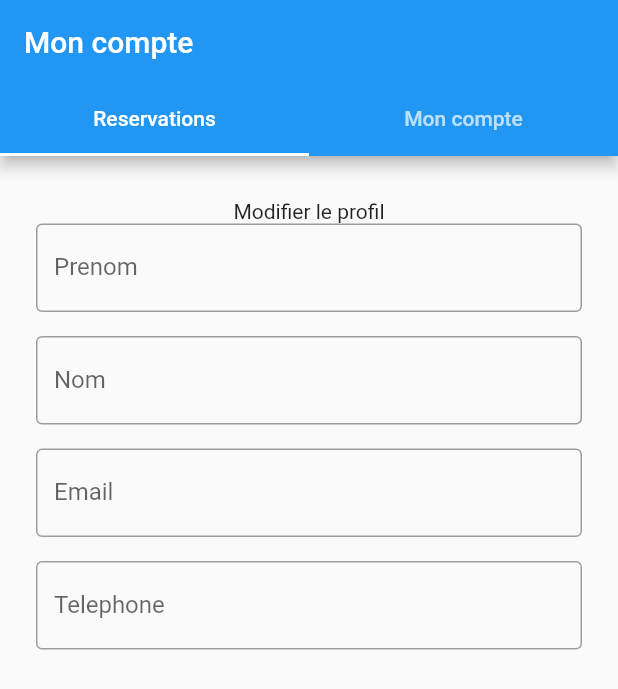
After one commit to therealfals/flutter_nativys, a Flutter app: the screen it shows after launch, item 2 of the bottom bar chosen, on a phone screen of 412 x 824 dp. The commit adds this screen. Shown: the top 689 px of the screen. Run offline on Flutter 3.47's test engine with Material 2 defaults, Android fonts, the phone set to English and light mode, and no system bars; our stand-ins replace dio, simple_animations; missing offline and left inert: flutter_session.

Commit message:
my account

```diff
--- a/lib/form_screen.dart
+++ b/lib/form_screen.dart
@@ -343,7 +343,7 @@ class FormScreenRegisterState extends StatelessWidget {
 
   void register(email, password, phone, prenom, nom, password_confirm) async {
     // SharedPreferences prefs = await SharedPreferences.getInstance();
-    String _path = 'https://api.nativys.com/api/v1/login';
+    String _path = 'https://api.nativys.com/api/v1/signup-client';
 
     var params = {
       "prenom": prenom,
@@ -364,7 +364,9 @@ class FormScreenRegisterState extends StatelessWidget {
               return status <= 500;
             }),
         data: params);
+    print(params);
     print(response);
+
     if (response.statusCode == 201) {
       //  print(response.toString());
       //    var roken = response.data as String;
--- a/lib/home_appli.dart
+++ b/lib/home_appli.dart
@@ -156,7 +156,10 @@ class HomeAppliState extends State<HomeAppli> {
     selectedItemColor: Colors.amber[800],
     onTap: (index){
             switch(index){
-              case 2:
+              case 1:
+                Navigator.pushNamed(context, '/my-account');
+                break;
+                case 2:
                 Navigator.pushNamed(context, '/login');
                 break;
             }
--- a/lib/main.dart
+++ b/lib/main.dart
@@ -3,6 +3,7 @@ import 'package:flutter/material.dart';
 
 import 'form_screen.dart';
 import 'home_appli.dart';
+import 'my_account.dart';
 
 void main() => runApp(MyApp());
 class MyApp extends StatelessWidget{
@@ -10,7 +11,8 @@ class MyApp extends StatelessWidget{
   Widget build(BuildContext context) {
    return MaterialApp(
      routes: {
-       '/login':(context)=>FormScreen()
+       '/login':(context)=>FormScreen(),
+       '/my-account':(context)=>MyAccount()
      },
      title: 'Coding with babs',
      theme: ThemeData(
--- /dev/null
+++ b/lib/my_account.dart
@@ -0,0 +1,322 @@
+import 'package:flutter/cupertino.dart';
+import 'package:flutter/material.dart';
+import 'package:simple_animations/simple_animations.dart';
+
+class FadeAnimation extends StatelessWidget {
+  final double delay;
+  final Widget child;
+
+  FadeAnimation(this.delay, this.child);
+
+  @override
+  Widget build(BuildContext context) {
+    final tween = MultiTrackTween([
+      Track("opacity").add(Duration(milliseconds: 500), Tween(begin: 0.0, end: 1.0)),
+      Track("translateY").add(
+          Duration(milliseconds: 500), Tween(begin: -30.0, end: 0.0),
+          curve: Curves.easeOut)
+    ]);
+
+    return ControlledAnimation(
+      delay: Duration(milliseconds: (500 * delay).round()),
+      duration: tween.duration,
+      tween: tween,
+      child: child,
+      builderWithChild: (context, child, animation) => Opacity(
+        opacity: animation["opacity"],
+        child: Transform.translate(
+            offset: Offset(0, animation["translateY"]),
+            child: child
+        ),
+      ),
+    );
+  }
+}
+class MyAccount extends StatefulWidget {
+  @override
+  State<StatefulWidget> createState() {
+    return MyAccountState();
+  }
+}
+
+class MyAccountState extends State<MyAccount> {
+  String _nom;
+  String _prenom;
+  String _email;
+  String _password;
+  String _telephone;
+  final GlobalKey<FormState> _formKey = GlobalKey<FormState>();
+  Widget _buildPrenom() {
+    return TextFormField(
+      decoration: InputDecoration(
+        labelText: 'Prenom',
+        border: OutlineInputBorder(),
+        focusedBorder: OutlineInputBorder(
+            borderSide: BorderSide(color: Color(0xffDEA900))),
+      ),
+      validator: (String value) {
+        if (value.isEmpty) {
+          return 'Le prenom est obligatoire';
+        }
+
+        return null;
+      },
+      onSaved: (String value) {
+        _prenom = value;
+      },
+    );
+  }
+  Widget _buildNom() {
+    return TextFormField(
+      decoration: InputDecoration(
+        labelText: 'Nom',
+        border: OutlineInputBorder(),
+        focusedBorder: OutlineInputBorder(
+            borderSide: BorderSide(color: Color(0xffDEA900))),
+      ),
+      validator: (String value) {
+        if (value.isEmpty) {
+          return 'Le nom est obligatoire';
+        }
+
+        return null;
+      },
+      onSaved: (String value) {
+        _nom = value;
+      },
+    );
+  }
+  Widget _buildTelephone() {
+    return TextFormField(
+      decoration: InputDecoration(
+          labelText: 'Telephone',
+          border: OutlineInputBorder(),
+          focusedBorder: OutlineInputBorder(
+              borderSide: BorderSide(color: Color(0xffDEA900))),
+          enabledBorder:
+          OutlineInputBorder(borderSide: BorderSide(color: Colors.grey))),
+      keyboardType: TextInputType.phone,
+      validator: (String value) {
+        if (value.isEmpty) {
+          return 'Le telephone est obligatoire';
+        }
+
+        return null;
+      },
+      onSaved: (String value) {
+        _telephone = value;
+      },
+    );
+  }
+  Widget _buildEmail() {
+    return TextFormField(
+      decoration: InputDecoration(
+          labelText: 'Email',
+          border: OutlineInputBorder(),
+          focusedBorder: OutlineInputBorder(
+              borderSide: BorderSide(color: Color(0xffDEA900))),
+          enabledBorder:
+          OutlineInputBorder(borderSide: BorderSide(color: Colors.grey))),
+      validator: (String value) {
+        if (value.isEmpty) {
+          return 'L\'email est obligatoire';
+        }
+
+        if (!RegExp(
+            r"[a-z0-9!#$%&'*+/=?^_`{|}~-]+(?:\.[a-z0-9!#$%&'*+/=?^_`{|}~-]+)*@(?:[a-z0-9](?:[a-z0-9-]*[a-z0-9])?\.)+[a-z0-9](?:[a-z0-9-]*[a-z0-9])?")
+            .hasMatch(value)) {
+          return 'Veuilez saisir un email valide';
+        }
+
+        return null;
+      },
+      onSaved: (String value) {
+        _email = value;
+      },
+    );
+  }
+
+  Widget _buildPassword() {
+    return TextFormField(
+      decoration: InputDecoration(
+          labelText: 'Mot de passe',
+          border: OutlineInputBorder(),
+          focusedBorder: OutlineInputBorder(
+              borderSide: BorderSide(color: Color(0xffDEA900))),
+          enabledBorder:
+          OutlineInputBorder(borderSide: BorderSide(color: Colors.grey))),
+      keyboardType: TextInputType.visiblePassword,
+      validator: (String value) {
+        if (value.isEmpty) {
+          return 'Le mot de passe est obligatoire';
+        }
+
+        return null;
+      },
+      onSaved: (String value) {
+        _password = value;
+      },
+    );
+  }
+  @override
+  Widget build(BuildContext context) {
+    return MaterialApp(
+      home: DefaultTabController(
+        length: 2,
+        child: Scaffold(
+          appBar: AppBar(
+            bottom: TabBar(
+              tabs: [
+                Tab(child:Text('Reservations')),
+                Tab(child:Text('Mon compte')),
+              ],
+            ),
+            title: Text('Mon compte',textAlign: TextAlign.center,),
+
+          ),
+          body: TabBarView(
+            children: [
+              Container(
+                  margin: EdgeInsets.all(24),
+                  padding: const EdgeInsets.only(top: 5, bottom: 0),
+                  child:
+                  Form(
+                    key: _formKey,
+
+                    child: Column(
+                        children:[
+                          Text('Modifier le profil',textAlign: TextAlign.left,),
+                          _buildPrenom(),
+                          Padding(padding: EdgeInsets.all(8.0)),
+                          _buildNom(),
+                          Padding(padding: EdgeInsets.all(8.0)),
+
+                          _buildEmail(),
+                          Padding(padding: EdgeInsets.all(8.0)),
+                          _buildTelephone(),
+
+                        ]
+                    ),
+                  )
+
+              ),
+              SingleChildScrollView(
+               child:
+                 Container(
+                     margin: EdgeInsets.all(24),
+                     padding: const EdgeInsets.only(top: 5, bottom: 0),
+                     child:
+                     Column(
+                         children:[
+                           Container(
+                               child: Text('Modifier le profil',textAlign: TextAlign.left,)),
+                           _buildPrenom(),
+                           Padding(padding: EdgeInsets.all(8.0)),
+                           _buildNom(),
+                           Padding(padding: EdgeInsets.all(8.0)),
+
+                           _buildEmail(),
+                           Padding(padding: EdgeInsets.all(8.0)),
+                           _buildTelephone(),
+                           Text('Mes cartes enregistrées'),
+                           Padding(padding: EdgeInsets.all(8.0)),
+                           _buildTelephone(),
+                           Padding(padding: EdgeInsets.all(8.0)),
+                           Text('Mot de passe'),
+                           _buildPassword(),
+                           Padding(padding: EdgeInsets.all(8.0)),
+
+                           ConstrainedBox(
+                             constraints: const BoxConstraints(
+                                 minWidth:150, minHeight: 40),
+                             child: RaisedButton(
+                               onPressed: () {
+                                 if (!_formKey.currentState.validate()) {
+                                   return;
+                                 }
+                                 _formKey.currentState.save();
+
+                               },
+                               color: Color(0xffDEB144),
+                               shape: RoundedRectangleBorder(
+                                   borderRadius: new BorderRadius.circular(10.0)),
+                               child: Text(
+                                 "Modifier",
+                                 style: TextStyle(fontSize: 16, color: Colors.white),
+                               ),
+                             ),
+                           ),
+                           Padding(padding: EdgeInsets.all(8.0)),
+
+                           ConstrainedBox(
+                             constraints: const BoxConstraints(
+                                 minWidth: double.infinity, minHeight: 40),
+                             child: RaisedButton(
+                               onPressed: () {
+                                 if (!_formKey.currentState.validate()) {
+                                   return;
+                                 }
+                                 _formKey.currentState.save();
+
+                               },
+                               color: Colors.white,
+                               shape: RoundedRectangleBorder(
+                                   borderRadius: new BorderRadius.circular(10.0),side: BorderSide(color: Colors.red)),
+                               child: Text(
+                                 "Deconnexion",
+                                 style: TextStyle(fontSize: 16, color: Colors.black),
+                               ),
+                             ),
+                           ),
+                         ]
+                     )
+                 ),
+
+             )
+            ],
+          ),
+        ),
+      ),
+    );
+  }
+
+
+  Widget makeItem({image, title}) {
+    return AspectRatio(
+      aspectRatio: 1 / 1,
+      child: Container(
+        margin: EdgeInsets.only(right: 15),
+        decoration: BoxDecoration(
+            borderRadius: BorderRadius.circular(20),
+            image: DecorationImage(
+                image: AssetImage(image),
+                fit: BoxFit.cover
+            )
+        ),
+        child: Container(
+          padding: EdgeInsets.all(20),
+          decoration: BoxDecoration(
+              borderRadius: BorderRadius.circular(20),
+              gradient: LinearGradient(
+                  begin: Alignment.bottomRight,
+                  colors: [
+                    Colors.black.withOpacity(.8),
+                    Colors.black.withOpacity(.2),
+                  ]
+              )
+          ),
+          child: Align(
+            alignment: Alignment.bottomLeft,
+            child: Text(title, style: TextStyle(color: Colors.white, fontSize: 20),),
+          ),
+        ),
+      ),
+    );
+  }
+
+/*@override
+  State<StatefulWidget> createState() {
+    // TODO: implement createState
+    throw UnimplementedError();
+  }*/
+}
```
